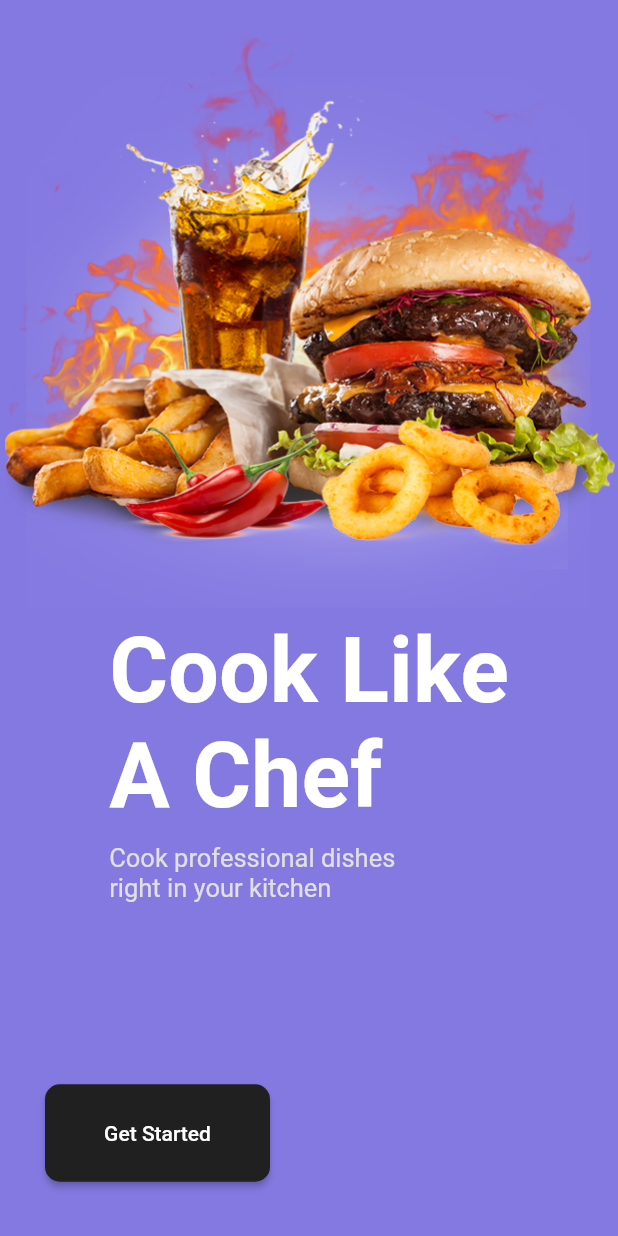
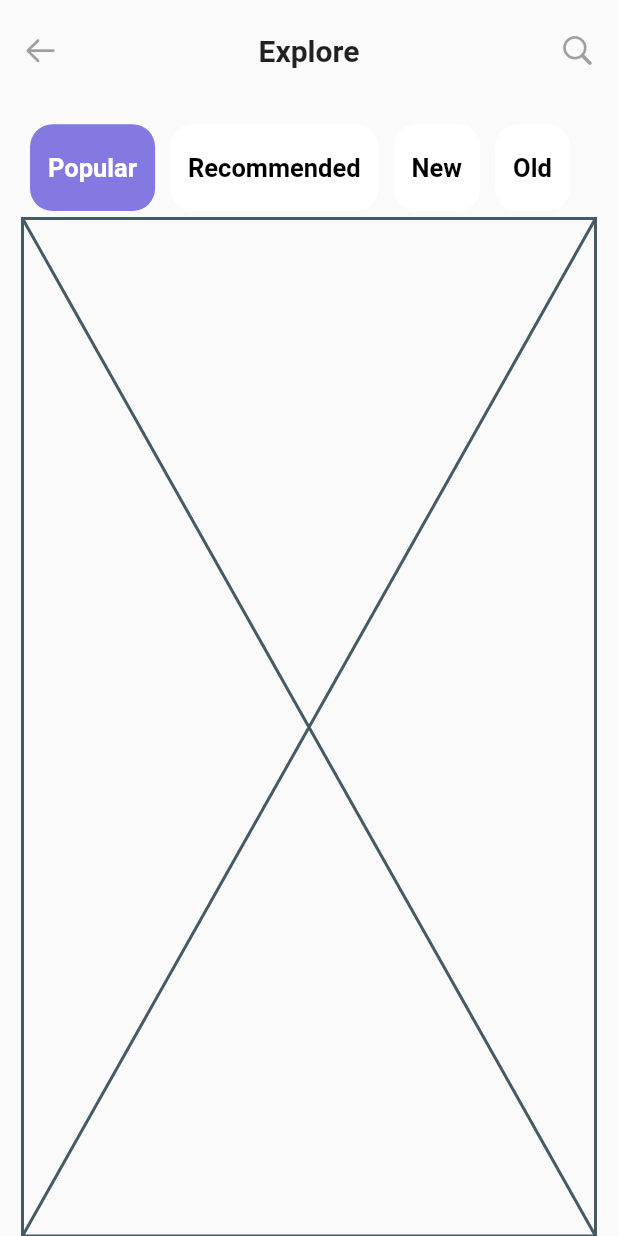
Before and after one commit to EmreKabali/dailydesignsession1, a Flutter app: the screen it shows after launch, after a tap on "Get Started", on a phone screen of 412 x 824 dp. Run offline on Flutter 3.47's test engine with Material 2 defaults, Android fonts, the phone set to English and light mode, and no system bars; our stand-ins replace flutter_markdown, flutter_svg.

Commit message:
Food Home Part 3

```diff
--- /dev/null
+++ b/lib/FoodMobile/FoodDetail.dart
@@ -0,0 +1,92 @@
+import 'package:flutter/cupertino.dart';
+import 'package:flutter/material.dart';
+
+import '../ColorUtilities.dart';
+
+class FoodDetail extends StatefulWidget {
+  const FoodDetail({Key? key}) : super(key: key);
+
+  @override
+  State<FoodDetail> createState() => _FoodDetailState();
+}
+
+class _FoodDetailState extends State<FoodDetail> {
+  List<String> items = ['Popular', 'Recommended', 'New', 'Old'];
+  int selectedItem = 0;
+  @override
+  Widget build(BuildContext context) {
+    return Scaffold(
+      body: SafeArea(
+        child: Container(
+          padding: EdgeInsets.only(left: 15, right: 15),
+          child: Column(
+            children: [
+              Expanded(
+                  flex: 1,
+                  child: Row(
+                    mainAxisAlignment: MainAxisAlignment.spaceBetween,
+                    children: [
+                      Icon(
+                        CupertinoIcons.arrow_left,
+                        color: Colors.grey,
+                      ),
+                      Text(
+                        'Explore',
+                        style: TextStyle(
+                            fontWeight: FontWeight.bold, fontSize: 20),
+                      ),
+                      Icon(
+                        CupertinoIcons.search,
+                        color: Colors.grey,
+                      )
+                    ],
+                  )),
+              SizedBox(
+                height: 10,
+              ),
+              Expanded(
+                  flex: 1,
+                  child: ListView.builder(
+                      itemCount: items.length,
+                      scrollDirection: Axis.horizontal,
+                      itemBuilder: (BuildContext context, int index) {
+                        var currentItem = items[index];
+                        return GestureDetector(
+                          onTap: () {
+                            setState(() {
+                              selectedItem = index;
+                            });
+                          },
+                          child: Container(
+                            margin: EdgeInsets.all(5),
+                            padding: EdgeInsets.all(12),
+                            decoration: BoxDecoration(
+                                color: selectedItem == index
+                                    ? ColorUtilities.foodMobile
+                                    : Colors.white,
+                                borderRadius: BorderRadius.circular(15)),
+                            child: Center(
+                              child: Text(
+                                currentItem,
+                                style: TextStyle(
+                                    color: selectedItem == index
+                                        ? Colors.white
+                                        : Colors.black,
+                                    fontSize: 17,
+                                    fontWeight: FontWeight.bold),
+                              ),
+                            ),
+                          ),
+                        );
+                      })),
+              Expanded(
+                flex: 10,
+                child: Placeholder(),
+              )
+            ],
+          ),
+        ),
+      ),
+    );
+  }
+}
--- a/lib/FoodMobile/FoodHome.dart
+++ b/lib/FoodMobile/FoodHome.dart
@@ -1,4 +1,5 @@
 import 'package:dailydesignsession1/ColorUtilities.dart';
+import 'package:dailydesignsession1/FoodMobile/FoodDetail.dart';
 import 'package:flutter/material.dart';
 
 class FoodHome extends StatefulWidget {
@@ -74,7 +75,13 @@ class _FoodHomeState extends State<FoodHome> {
                                   borderRadius: BorderRadius.circular(10)),
                               primary: Color.fromARGB(255, 32, 32, 32),
                             ),
-                            onPressed: () {},
+                            onPressed: () {
+                              Navigator.push(
+                                  context,
+                                  MaterialPageRoute(
+                                      builder: (BuildContext context) =>
+                                          FoodDetail()));
+                            },
                             child: Text('Get Started')),
                       )
                     ],
```
